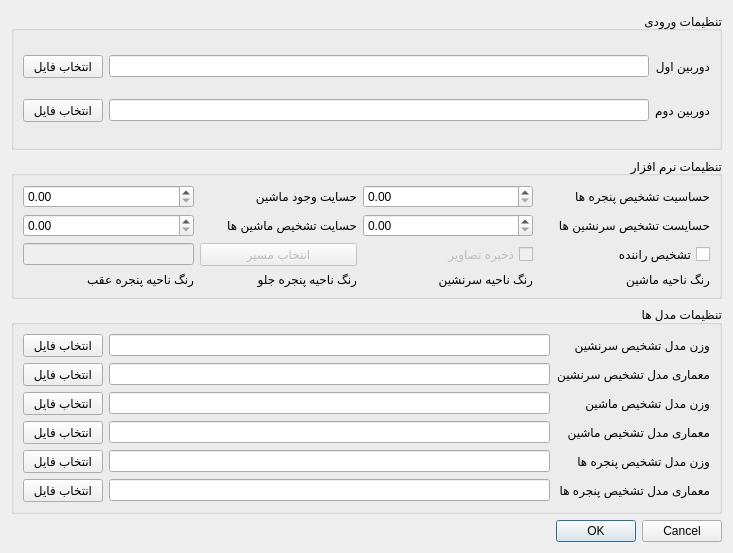
This is appsettingsdialog.ui in pouya-codes/OccuptantDetector as Qt 5 draws it before an edit. The edited form follows.
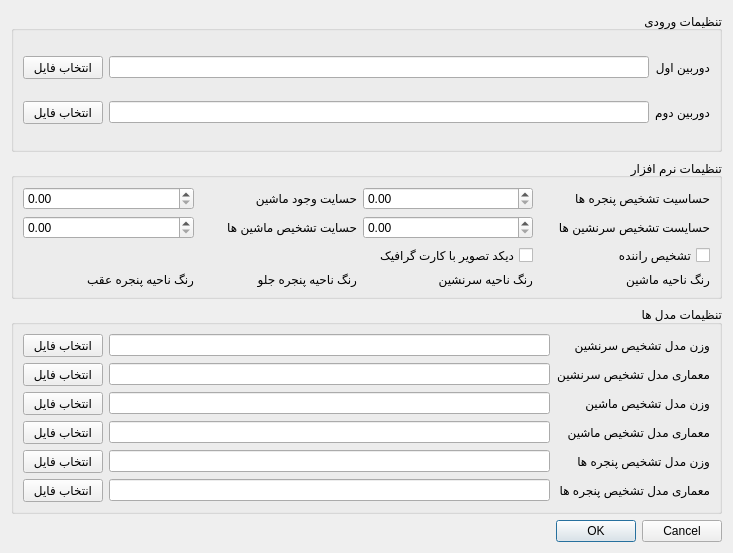
This is the edited form. Custom widgets are drawn as their Qt base class.

What changed in the file:
```diff
--- a/appsettingsdialog.ui
+++ b/appsettingsdialog.ui
@@ -85,16 +85,6 @@
         </property>
        </widget>
       </item>
-      <item row="2" column="1">
-       <widget class="QPushButton" name="btn_save_path">
-        <property name="enabled">
-         <bool>false</bool>
-        </property>
-        <property name="text">
-         <string>انتخاب مسیر</string>
-        </property>
-       </widget>
-      </item>
       <item row="1" column="1">
        <widget class="QLabel" name="label_11">
         <property name="text">
@@ -105,13 +95,13 @@
       <item row="2" column="2">
        <widget class="QCheckBox" name="cb_save_videos">
         <property name="enabled">
-         <bool>false</bool>
+         <bool>true</bool>
         </property>
         <property name="layoutDirection">
          <enum>Qt::RightToLeft</enum>
         </property>
         <property name="text">
-         <string>ذخیره تصاویر</string>
+         <string>دیکد تصویر با کارت گرافیک</string>
         </property>
        </widget>
       </item>
@@ -165,13 +155,6 @@
         </property>
        </widget>
       </item>
-      <item row="2" column="0">
-       <widget class="QLineEdit" name="le_save_path">
-        <property name="enabled">
-         <bool>false</bool>
-        </property>
-       </widget>
-      </item>
       <item row="2" column="3">
        <widget class="QCheckBox" name="cb_driver_detection">
         <property name="layoutDirection">
```
Left out of the diff: 2 changed lines with no effect on the pictures.
